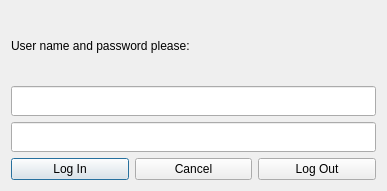
This is chronicon/ui/enterpass.ui in berndhs/chronicon as Qt 5 draws it before an edit. The edited form follows.
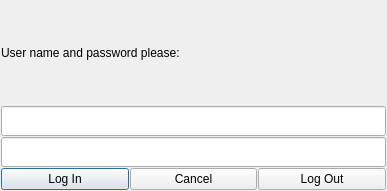
This is the edited form.

Commit message: smaller margins for more content, next version number

```diff
--- a/chronicon/ui/enterpass.ui
+++ b/chronicon/ui/enterpass.ui
@@ -80,6 +80,7 @@
    </item>
   </layout>
  </widget>
+ <layoutdefault spacing="1" margin="1"/>
  <resources/>
  <connections/>
 </ui>
```
Left out of the diff: 1 changed line with no effect on the pictures. The commit also changes 12 other files.
